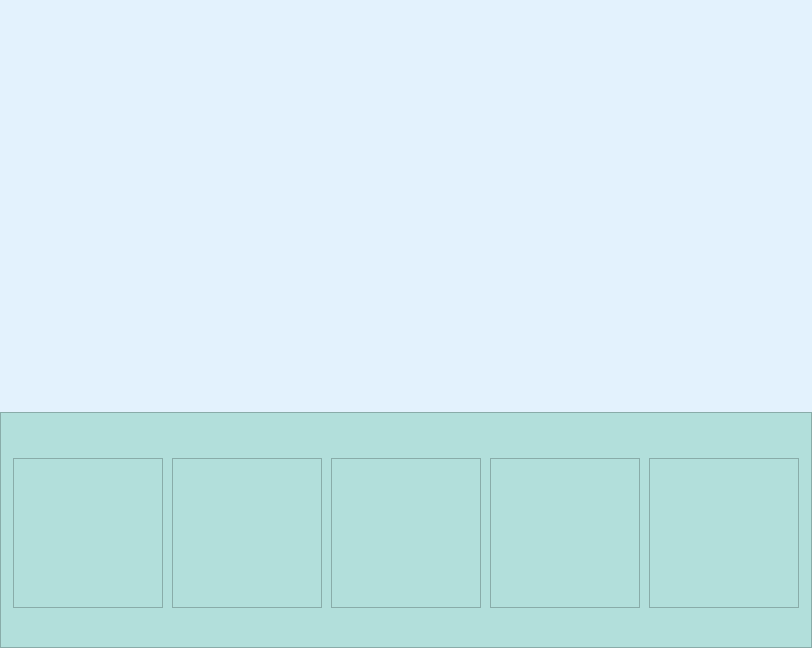
Before: the Qt Designer form ui/detectionwindow.ui in angeligareta/SaferAuto, drawn with Qt 5.
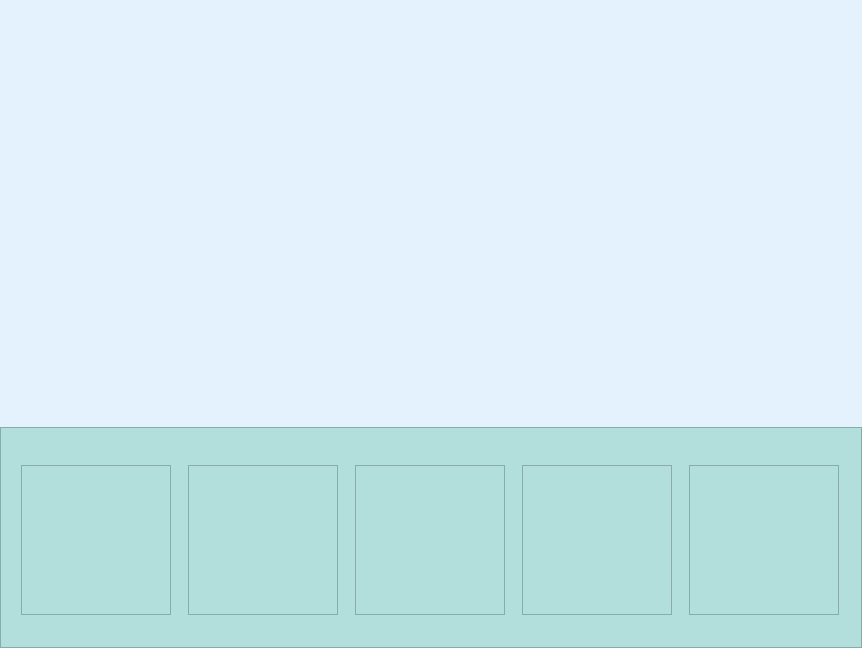
After: the same form once the commit is applied.

Patch:
```diff
--- a/ui/detectionwindow.ui
+++ b/ui/detectionwindow.ui
@@ -6,7 +6,7 @@
    <rect>
     <x>0</x>
     <y>0</y>
-    <width>812</width>
+    <width>862</width>
     <height>648</height>
    </rect>
   </property>
@@ -301,6 +301,9 @@
    </item>
    <item row="0" column="0">
     <layout class="QVBoxLayout" name="generalImageLayout">
+     <property name="topMargin">
+      <number>10</number>
+     </property>
      <property name="bottomMargin">
       <number>20</number>
      </property>
@@ -309,15 +312,18 @@
        <property name="minimumSize">
         <size>
          <width>0</width>
-         <height>30</height>
+         <height>35</height>
         </size>
        </property>
        <property name="maximumSize">
         <size>
          <width>16777215</width>
-         <height>30</height>
+         <height>35</height>
         </size>
        </property>
+       <property name="styleSheet">
+        <string notr="true">font: 75 11pt &quot;Lato Bold&quot;;</string>
+       </property>
        <property name="text">
         <string/>
        </property>
```
